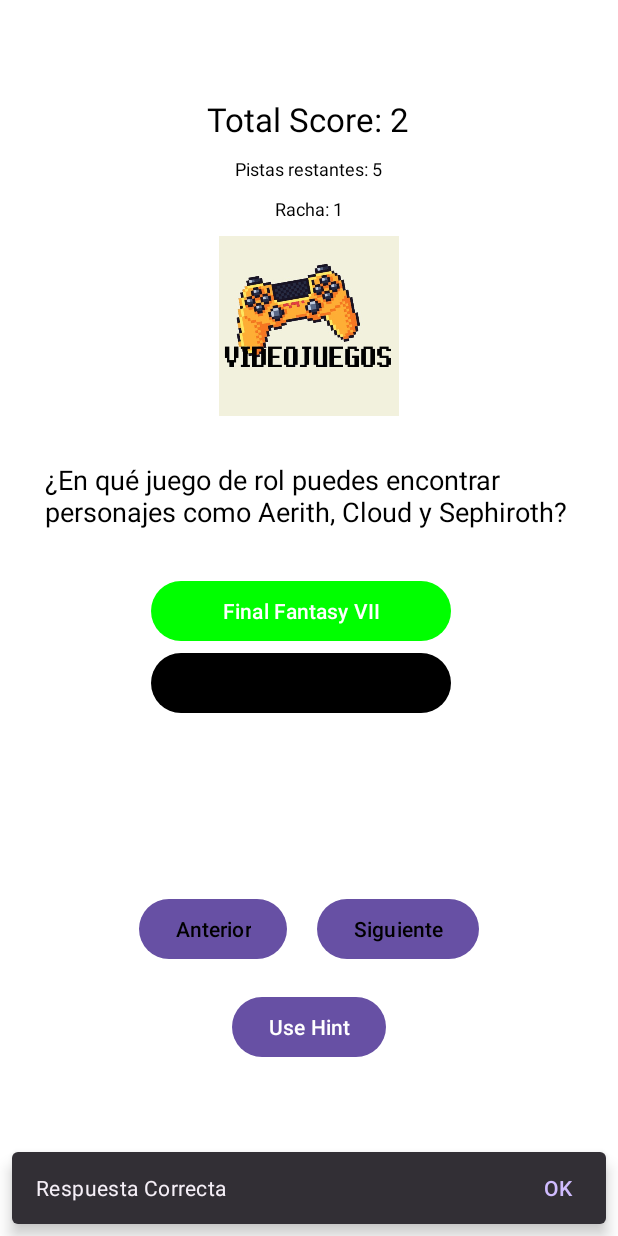
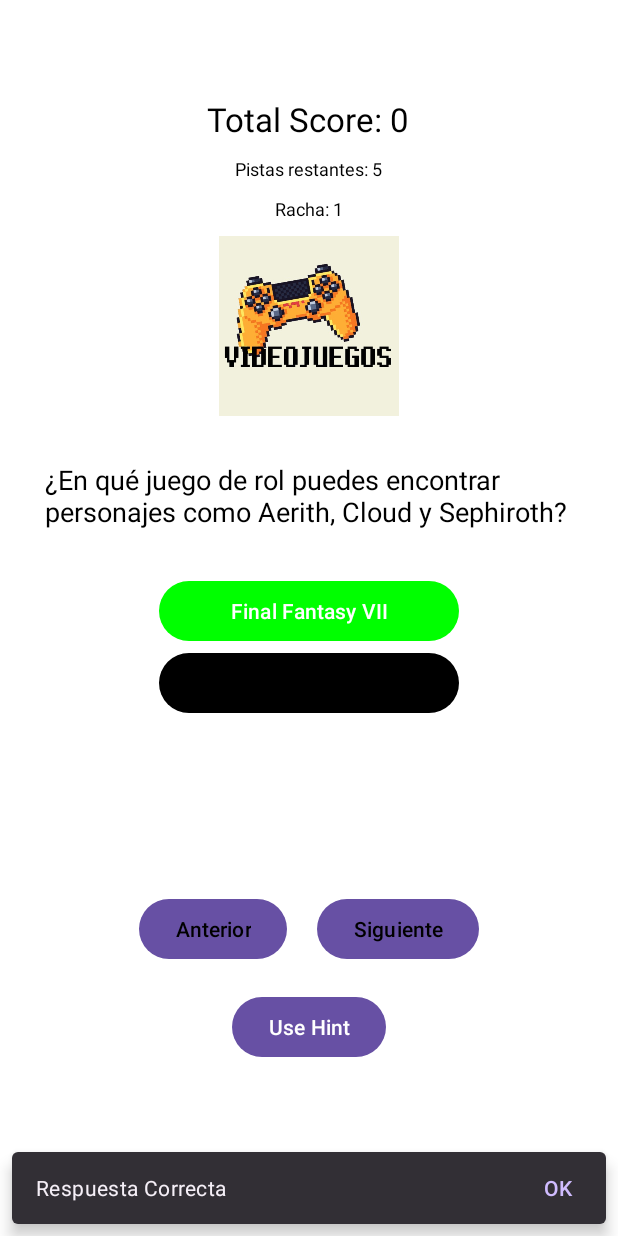
Before and after one commit to 0VelA0/Quiz_Android_Studio, an Android app: the MainActivity screen opened directly, with no data from a screen before it, after a tap on "Final Fantasy VII", on a phone screen of 412 x 824 dp. Run offline under Robolectric (Android 15) with nearby library versions, the phone set to English and light mode, and no system bars; 1 statement that could not run was skipped.

Commit message:
ajuste botones, puntaje funcional

```diff
--- a/a/app/src/main/java/com/example/myapplication/MainActivity.kt
+++ b/a/app/src/main/java/com/example/myapplication/MainActivity.kt
@@ -181,7 +181,13 @@ class MainActivity : AppCompatActivity() {
 
             if(b.text.toString() ===  model.respuestaPreguntaActual){
                 showSnackbar("Respuesta Correcta")
-                puntaje += if (!bonusGive) 1 else 2
+                var difmod = 0
+                when(dificulty){
+                    "Facil"-> difmod = 1
+                    "Normal"-> difmod = 2
+                    "Dificil"-> difmod = 3
+                }
+                puntaje += if (!bonusGive) (1*difmod) else (2*difmod)
                 b.setBackgroundColor(Color.GREEN)
                 model.respondida = true
                 if(bonusGive){
--- a/a/app/src/main/res/layout/activity_main.xml
+++ b/a/app/src/main/res/layout/activity_main.xml
@@ -72,7 +72,6 @@
                 android:id="@+id/boton_1"
                 android:layout_width="200dp"
                 android:layout_height="wrap_content"
-                android:layout_marginEnd="10dp"
                 tools:text="1"
                 android:textColor="@color/white"/>
 
@@ -80,7 +79,6 @@
                 android:id="@+id/boton_2"
                 android:layout_width="200dp"
                 android:layout_height="wrap_content"
-                android:layout_marginEnd="10dp"
                 tools:text="2"
                 android:textColor="@color/white"/>
 
@@ -88,7 +86,6 @@
                 android:id="@+id/boton_3"
                 android:layout_width="200dp"
                 android:layout_height="wrap_content"
-                android:layout_marginEnd="10dp"
                 tools:text="3"
                 android:textColor="@color/white"/>
 
@@ -96,7 +93,6 @@
                 android:id="@+id/boton_4"
                 android:layout_width="200dp"
                 android:layout_height="wrap_content"
-                android:layout_marginEnd="10dp"
                 tools:text="4"
                 android:textColor="@color/white"/>
 
```
Also changed, not shown: a/app/src/main/java/com/example/myapplication/Resultados.kt (+4 -4 lines).
